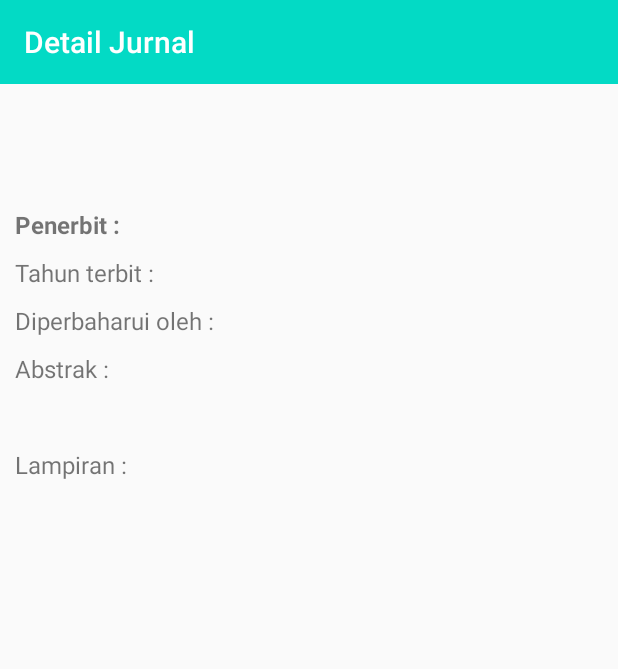
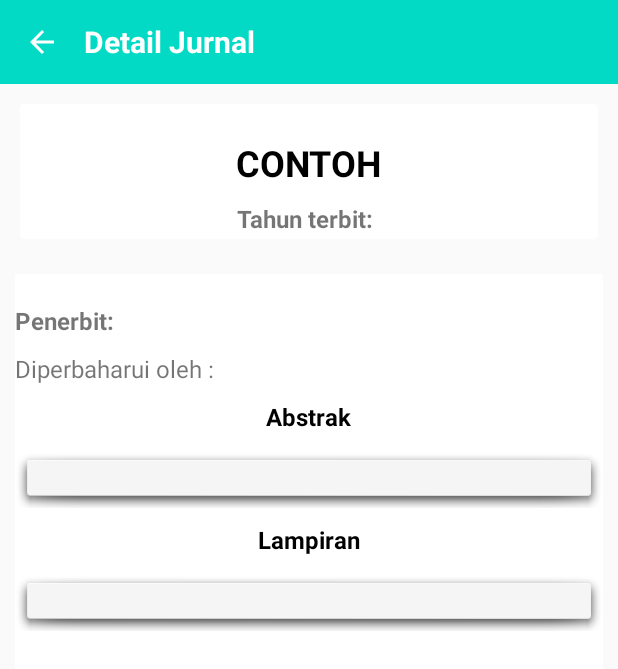
Before and after one commit to dominikusvieri/androidPharos, an Android app: the DetailJurnalActivity screen opened directly, with no data from a screen before it, on a phone screen of 412 x 824 dp. Shown: the top 669 px of the screen. Run offline under Robolectric (Android 15) with nearby library versions, the phone set to English and light mode, and no system bars.

Commit message:
Dh kelar

```diff
--- a/app/src/main/java/com/smartdev/ejurnal/activity/DetailJurnalActivity.kt
+++ b/app/src/main/java/com/smartdev/ejurnal/activity/DetailJurnalActivity.kt
@@ -1,5 +1,6 @@
 package com.smartdev.ejurnal.activity
 
+import android.content.Intent
 import androidx.appcompat.app.AppCompatActivity
 import android.os.Bundle
 import android.util.Log
@@ -17,6 +18,11 @@ class DetailJurnalActivity : AppCompatActivity() {
     override fun onCreate(savedInstanceState: Bundle?) {
         super.onCreate(savedInstanceState)
         setContentView(R.layout.activity_detail_jurnal)
+
+        iv_back.setOnClickListener{
+            val intent = Intent(this, JurnalMainActivity::class.java)
+            startActivity(intent)
+        }
 
 
         Log.d("intent",(intent.getIntExtra("JurnalID", 0)).toString() )
--- a/app/src/main/java/com/smartdev/ejurnal/activity/RequestJurnalActivity.kt
+++ b/app/src/main/java/com/smartdev/ejurnal/activity/RequestJurnalActivity.kt
@@ -23,6 +23,11 @@ class RequestJurnalActivity : AppCompatActivity() {
     override fun onCreate(savedInstanceState: Bundle?) {
         super.onCreate(savedInstanceState)
         setContentView(R.layout.activity_request_jurnal)
+
+        iv_back.setOnClickListener{
+            val intent = Intent(this, JurnalMainActivity::class.java)
+            startActivity(intent)
+        }
 
         btnRequest.setOnClickListener {
             val judulJurnal = etJudulJurnal.text.toString()
--- /dev/null
+++ b/app/src/main/res/drawable/ic_baseline_arrow_back_24.xml
@@ -0,0 +1,5 @@
+<vector android:autoMirrored="true" android:height="24dp"
+    android:tint="#FFFFFF" android:viewportHeight="24"
+    android:viewportWidth="24" android:width="24dp" xmlns:android="http://schemas.android.com/apk/res/android">
+    <path android:fillColor="@android:color/white" android:pathData="M20,11H7.83l5.59,-5.59L12,4l-8,8 8,8 1.41,-1.41L7.83,13H20v-2z"/>
+</vector>
--- a/app/src/main/res/layout/activity_detail_jurnal.xml
+++ b/app/src/main/res/layout/activity_detail_jurnal.xml
@@ -12,14 +12,31 @@
         android:layout_width="match_parent"
         android:layout_height="wrap_content"
         android:background="@color/teal_200"
-        app:title="Detail Jurnal"
         app:titleTextColor="@color/white"
-        android:minHeight="?attr/actionBarSize"/>
+        android:minHeight="?attr/actionBarSize">
+        <ImageView
+            android:layout_width="wrap_content"
+            android:layout_height="wrap_content"
+            android:id="@+id/iv_back"
+            android:layout_marginRight="16dp"
+            android:src="@drawable/ic_baseline_arrow_back_24"/>
+        <TextView
+            android:layout_width="wrap_content"
+            android:layout_height="wrap_content"
+            android:text="Detail Jurnal"
+            android:textColor="@color/white"
+            android:textStyle="bold"
+            android:textSize="20sp"/>
+    </androidx.appcompat.widget.Toolbar>
     <RelativeLayout
         android:layout_width="match_parent"
         android:layout_height="wrap_content"
         android:layout_margin="10dp"
-        android:orientation="vertical" >
+        android:background="@android:drawable/editbox_background"
+        android:backgroundTint="#FFF"
+        android:clickable="false"
+        android:orientation="vertical">
+
 
         <TextView
             android:id="@+id/tv_isi_judul"
@@ -28,18 +45,51 @@
             android:layout_centerHorizontal="true"
             android:layout_marginStart="0dp"
             android:layout_marginTop="20dp"
+            android:text="CONTOH"
+            android:textColor="@color/black"
             android:textSize="24sp"
             android:textStyle="bold" />
+
+        <TextView
+            android:id="@+id/tv_item_tahun_terbit"
+            android:layout_width="wrap_content"
+            android:layout_height="wrap_content"
+            android:layout_below="@+id/tv_isi_judul"
+            android:layout_centerInParent="true"
+            android:layout_marginTop="10dp"
+            android:text="Tahun terbit: "
+            android:textSize="16sp"
+            android:textStyle="bold" />
+
+
+        <TextView
+            android:id="@+id/tv_isi_tahun_terbit"
+            android:layout_width="wrap_content"
+            android:layout_height="wrap_content"
+            android:layout_below="@+id/tv_isi_judul"
+            android:layout_marginTop="10dp"
+            android:layout_toRightOf="@+id/tv_item_tahun_terbit"
+            android:textSize="16sp" />
+    </RelativeLayout>
+
+    <RelativeLayout
+        android:layout_width="match_parent"
+        android:layout_height="match_parent"
+        android:layout_marginStart="10dp"
+        android:layout_marginTop="10dp"
+        android:layout_marginEnd="10dp"
+        android:layout_marginBottom="10dp"
+        android:background="#FFF"
+        android:orientation="horizontal">
 
         <TextView
             android:id="@+id/tv_item_penerbit"
             android:layout_width="wrap_content"
             android:layout_height="wrap_content"
-            android:layout_below="@+id/tv_isi_judul"
             android:layout_alignParentLeft="true"
             android:layout_centerHorizontal="true"
             android:layout_marginTop="20dp"
-            android:text="Penerbit : "
+            android:text="Penerbit: "
             android:textSize="16sp"
             android:textStyle="bold" />
 
@@ -47,81 +97,73 @@
             android:id="@+id/tv_isi_penerbit"
             android:layout_width="wrap_content"
             android:layout_height="wrap_content"
-            android:layout_below="@+id/tv_isi_judul"
             android:layout_marginTop="20dp"
             android:layout_toRightOf="@+id/tv_item_penerbit"
             android:textSize="16sp"
             android:textStyle="bold" />
 
-        <TextView
-            android:id="@+id/tv_item_tahun_terbit"
-            android:layout_width="wrap_content"
-            android:layout_height="wrap_content"
-            android:layout_below="@+id/tv_item_penerbit"
-            android:layout_marginTop="10dp"
-            android:textSize="16sp"
-            android:text="Tahun terbit : " />
-
-        <TextView
-            android:id="@+id/tv_isi_tahun_terbit"
-            android:layout_width="wrap_content"
-            android:layout_height="wrap_content"
-            android:layout_below="@+id/tv_isi_penerbit"
-            android:layout_marginTop="10dp"
-            android:layout_toRightOf="@+id/tv_item_tahun_terbit"
-            android:textSize="16sp" />
 
         <TextView
             android:id="@+id/tv_tanggal_update"
             android:layout_width="wrap_content"
             android:layout_height="wrap_content"
+            android:layout_below="@+id/tv_item_penerbit"
             android:layout_marginTop="10dp"
-            android:textSize="16sp"
-            android:layout_below="@+id/tv_item_tahun_terbit"
-            android:text="Diperbaharui oleh : "/>
+            android:text="Diperbaharui oleh : "
+            android:textSize="16sp" />
 
         <TextView
             android:id="@+id/tv_isi_tanggal_update"
             android:layout_width="wrap_content"
             android:layout_height="wrap_content"
+            android:layout_below="@+id/tv_isi_penerbit"
             android:layout_marginTop="10dp"
-            android:textSize="16sp"
-            android:layout_below="@+id/tv_isi_tahun_terbit"
-            android:layout_toRightOf="@+id/tv_tanggal_update"/>
+            android:layout_toRightOf="@+id/tv_tanggal_update"
+            android:textSize="16sp" />
 
         <TextView
             android:id="@+id/tv_item_abstrak"
             android:layout_width="wrap_content"
             android:layout_height="wrap_content"
+            android:layout_below="@+id/tv_tanggal_update"
+            android:layout_centerInParent="true"
             android:layout_marginTop="10dp"
+            android:text="Abstrak"
+            android:textColor="@color/black"
             android:textSize="16sp"
-            android:layout_below="@+id/tv_tanggal_update"
-            android:text="Abstrak : "/>
+            android:textStyle="bold" />
 
         <TextView
             android:id="@+id/tv_isi_abstrak"
             android:layout_width="match_parent"
             android:layout_height="wrap_content"
+            android:layout_below="@+id/tv_item_abstrak"
             android:layout_marginTop="10dp"
-            android:textSize="16sp"
-            android:layout_below="@+id/tv_item_abstrak"/>
+            android:background="@android:drawable/dialog_holo_light_frame"
+            android:textSize="16sp" />
 
         <TextView
             android:id="@+id/tv_item_lampiran"
             android:layout_width="wrap_content"
             android:layout_height="wrap_content"
             android:layout_below="@+id/tv_isi_abstrak"
+            android:layout_centerInParent="true"
             android:layout_marginTop="10dp"
-            android:text="Lampiran : "
-            android:textSize="16sp"/>
+            android:text="Lampiran"
+            android:textColor="#000"
+            android:textSize="16sp"
+            android:textStyle="bold" />
 
         <TextView
             android:id="@+id/tv_isi_lampiran"
             android:layout_width="match_parent"
             android:layout_height="wrap_content"
+            android:layout_below="@+id/tv_item_lampiran"
             android:layout_marginTop="10dp"
-            android:layout_below="@+id/tv_item_lampiran"
-            android:autoLink="web" />
+            android:autoLink="web"
+            android:background="@android:drawable/dialog_holo_light_frame"
+            android:textSize="16sp" />
+
     </RelativeLayout>
 
 </LinearLayout>
--- a/app/src/main/res/values/themes.xml
+++ b/app/src/main/res/values/themes.xml
@@ -8,7 +8,7 @@
         <!-- Secondary brand color. -->
         <item name="colorSecondary">@color/teal_200</item>
         <item name="colorSecondaryVariant">@color/teal_700</item>
-        <item name="colorOnSecondary">@color/black</item>
+        <item name="colorOnSecondary">@color/white</item>
         <!-- Status bar color. -->
         <item name="android:statusBarColor" tools:targetApi="l">?attr/colorPrimaryVariant</item>
         <!-- Customize your theme here. -->
```
Also changed, not shown: app/src/main/AndroidManifest.xml (+4 -3 lines), app/src/main/java/com/smartdev/ejurnal/activity/DetailJurnalByIdActivity.kt (+11 -1 lines), app/src/main/res/layout/activity_detail_jurnal_by_id.xml (+15 -2 lines), app/src/main/res/layout/activity_request_jurnal.xml (+15 -2 lines).
